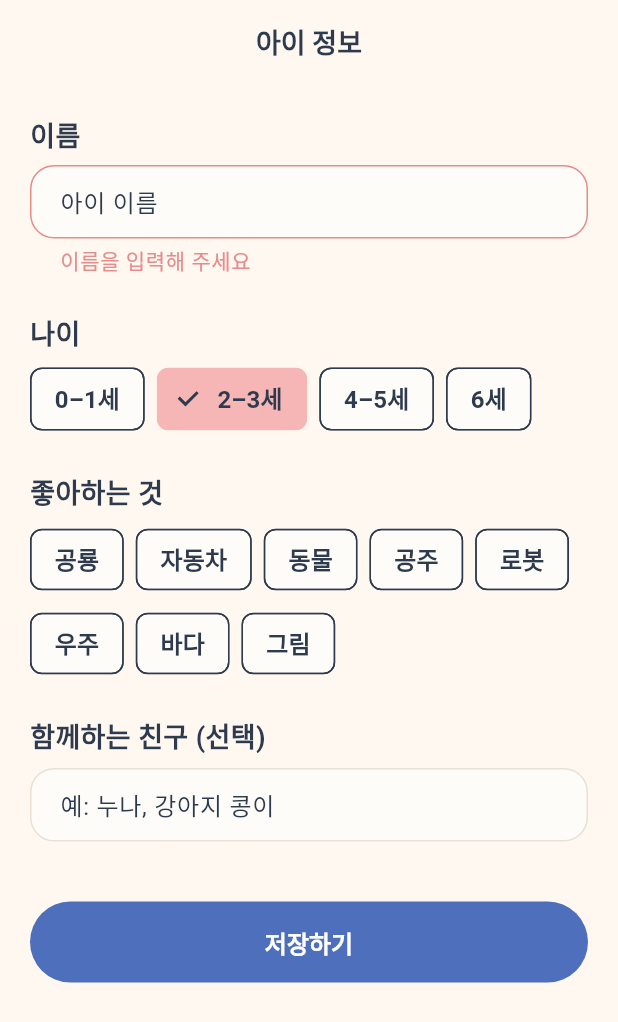
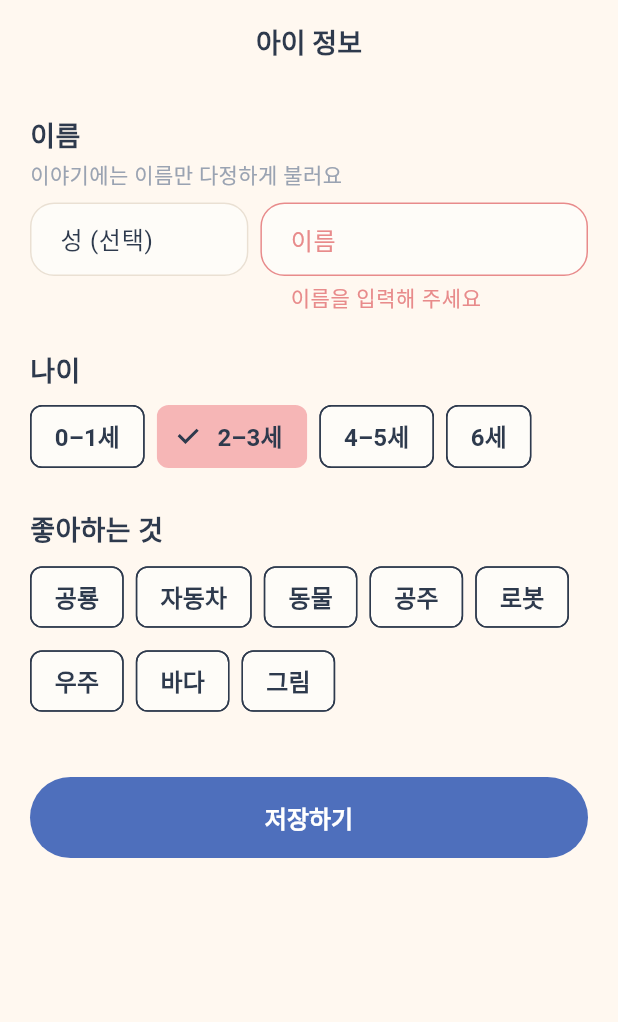
Before and after one commit to marshallku/playzy, a Flutter app: the ChildProfileScreen screen opened by its route, after a tap on "저장하기", on a phone screen of 412 x 824 dp. Shown: the top 1022 px of the screen. Run offline on Flutter 3.47's test engine with Material 3 defaults, Android fonts, the phone set to English and light mode, and no system bars; our stand-ins replace flutter_riverpod, go_router, shared_preferences; accounts and stored records are empty; Roboto replaces fonts that are missing (Pretendard).

Commit message:
Add given/family name split to child profile

```diff
--- a/app/lib/domain/child_profile.dart
+++ b/app/lib/domain/child_profile.dart
@@ -20,34 +20,47 @@ enum AgeBand {
 class ChildProfile {
   const ChildProfile({
     required this.id,
-    required this.name,
+    required this.givenName,
+    this.familyName,
     required this.ageBand,
     this.interests = const [],
     this.companionName,
   });
 
   final String id;
-  final String name;
+
+  /// The child's given name (이름) — the ONLY name used in the story so a warm
+  /// bedtime tale never addresses the child by surname.
+  final String givenName;
+
+  /// Optional family name (성). Collected but deliberately NOT used in the story.
+  final String? familyName;
+
   final AgeBand ageBand;
 
   /// Favorite things (animals, vehicles, colors…) — chip-selected.
   final List<String> interests;
 
-  /// Optional sibling/companion name to feature.
+  /// Deprecated legacy default companion. No longer edited in the UI — retained
+  /// only so the character roster can migrate it once (see [ProfileRepository]),
+  /// which avoids dropping it before the roster has read it.
   final String? companionName;
 
-  /// [clearCompanionName] clears the optional companion (passing
-  /// `companionName: null` alone cannot distinguish "unset" from "clear").
+  /// [clearCompanionName]/[clearFamilyName] clear the optional fields (passing
+  /// `null` alone cannot distinguish "unset" from "clear").
   ChildProfile copyWith({
-    String? name,
+    String? givenName,
+    String? familyName,
     AgeBand? ageBand,
     List<String>? interests,
     String? companionName,
+    bool clearFamilyName = false,
     bool clearCompanionName = false,
   }) {
     return ChildProfile(
       id: id,
-      name: name ?? this.name,
+      givenName: givenName ?? this.givenName,
+      familyName: clearFamilyName ? null : (familyName ?? this.familyName),
       ageBand: ageBand ?? this.ageBand,
       interests: interests ?? this.interests,
       companionName: clearCompanionName ? null : (companionName ?? this.companionName),
@@ -56,16 +69,23 @@ class ChildProfile {
 
   Map<String, dynamic> toJson() => {
         'id': id,
-        'name': name,
+        'givenName': givenName,
+        if (familyName != null) 'familyName': familyName,
         'ageBand': ageBand.name,
         'interests': interests,
+        // Kept (not dropped) so the roster migration can still read it (C2).
         if (companionName != null) 'companionName': companionName,
       };
 
   factory ChildProfile.fromJson(Map<String, dynamic> json) {
+    // Migration: pre-split profiles stored a single `name`; treat it as the given
+    // name verbatim (auto-splitting a surname is unreliable — e.g. "하준" is a
+    // given name, not 하 + 준). The two-field editor lets the parent correct it.
+    final given = (json['givenName'] as String?) ?? (json['name'] as String?) ?? '';
     return ChildProfile(
       id: json['id'] as String,
-      name: json['name'] as String,
+      givenName: given,
+      familyName: json['familyName'] as String?,
       ageBand: AgeBand.values.byName(json['ageBand'] as String),
       interests: (json['interests'] as List<dynamic>? ?? const [])
           .map((e) => e as String)
@@ -82,13 +102,15 @@ class ChildProfile {
   bool operator ==(Object other) =>
       other is ChildProfile &&
       other.id == id &&
-      other.name == name &&
+      other.givenName == givenName &&
+      other.familyName == familyName &&
       other.ageBand == ageBand &&
       other.companionName == companionName &&
       _listEq(other.interests, interests);
 
   @override
-  int get hashCode => Object.hash(id, name, ageBand, companionName, Object.hashAll(interests));
+  int get hashCode =>
+      Object.hash(id, givenName, familyName, ageBand, companionName, Object.hashAll(interests));
 }
 
 bool _listEq(List<String> a, List<String> b) {
--- a/app/lib/features/child_profile/child_profile_screen.dart
+++ b/app/lib/features/child_profile/child_profile_screen.dart
@@ -20,40 +20,46 @@ class ChildProfileScreen extends ConsumerStatefulWidget {
 
 class _ChildProfileScreenState extends ConsumerState<ChildProfileScreen> {
   final _formKey = GlobalKey<FormState>();
-  final _nameController = TextEditingController();
-  final _companionController = TextEditingController();
+  final _familyNameController = TextEditingController();
+  final _givenNameController = TextEditingController();
   AgeBand _ageBand = AgeBand.toddler;
   final Set<String> _interests = {};
   bool _hydrated = false;
 
   @override
   void dispose() {
-    _nameController.dispose();
-    _companionController.dispose();
+    _familyNameController.dispose();
+    _givenNameController.dispose();
     super.dispose();
   }
 
   void _hydrate(ChildProfile profile) {
     if (_hydrated) return;
     _hydrated = true;
-    _nameController.text = profile.name;
-    _companionController.text = profile.companionName ?? '';
+    _familyNameController.text = profile.familyName ?? '';
+    _givenNameController.text = profile.givenName;
     _ageBand = profile.ageBand;
     _interests.addAll(profile.interests);
   }
 
   Future<void> _save() async {
     if (!_formKey.currentState!.validate()) return;
-    final existing = ref.read(profileControllerProvider).valueOrNull;
-    final companion = _companionController.text.trim();
+    final family = _familyNameController.text.trim();
+    try {
+      // Await the AUTHORITATIVE existing profile (not valueOrNull) so a save
+      // fired before load completes can't drop the legacy companionName the
+      // roster still needs to migrate (codex C2/C1).
+      final existing = await ref.read(profileControllerProvider.future);
       final profile = ChildProfile(
         id: existing?.id ?? 'child-1',
-      name: _nameController.text.trim(),
+        givenName: _givenNameController.text.trim(),
+        familyName: family.isEmpty ? null : family,
         ageBand: _ageBand,
         interests: _interests.toList(),
-      companionName: companion.isEmpty ? null : companion,
+        // Preserve the legacy companion so the roster migration can still read it
+        // (it's no longer edited here — it lives in the character roster now).
+        companionName: existing?.companionName,
       );
-    try {
       await ref.read(profileControllerProvider.notifier).save(profile);
       if (mounted && context.canPop()) context.pop();
     } catch (_) {
@@ -83,13 +89,35 @@ class _ChildProfileScreenState extends ConsumerState<ChildProfileScreen> {
             padding: const EdgeInsets.all(AppSpacing.screenEdge),
             children: [
               Text('이름', style: AppTypography.h3.copyWith(color: colors.textPrimary)),
+              const SizedBox(height: AppSpacing.xs),
+              Text('이야기에는 이름만 다정하게 불러요',
+                  style: AppTypography.bodySm.copyWith(color: colors.textTertiary)),
               const SizedBox(height: AppSpacing.sm),
-              TextFormField(
-                controller: _nameController,
-                decoration: const InputDecoration(hintText: '아이 이름'),
+              Row(
+                crossAxisAlignment: CrossAxisAlignment.start,
+                children: [
+                  Expanded(
+                    flex: 2,
+                    child: TextFormField(
+                      controller: _familyNameController,
+                      decoration: const InputDecoration(
+                          labelText: '성 (선택)', hintText: '예: 김'),
+                      textInputAction: TextInputAction.next,
+                    ),
+                  ),
+                  const SizedBox(width: AppSpacing.sm),
+                  Expanded(
+                    flex: 3,
+                    child: TextFormField(
+                      controller: _givenNameController,
+                      decoration: const InputDecoration(
+                          labelText: '이름', hintText: '예: 하준'),
                       textInputAction: TextInputAction.next,
                       validator: (v) =>
                           (v == null || v.trim().isEmpty) ? '이름을 입력해 주세요' : null,
+                    ),
+                  ),
+                ],
               ),
               const SizedBox(height: AppSpacing.xxl),
               Text('나이', style: AppTypography.h3.copyWith(color: colors.textPrimary)),
@@ -122,14 +150,6 @@ class _ChildProfileScreenState extends ConsumerState<ChildProfileScreen> {
                     ),
                 ],
               ),
-              const SizedBox(height: AppSpacing.xxl),
-              Text('함께하는 친구 (선택)',
-                  style: AppTypography.h3.copyWith(color: colors.textPrimary)),
-              const SizedBox(height: AppSpacing.sm),
-              TextFormField(
-                controller: _companionController,
-                decoration: const InputDecoration(hintText: '예: 누나, 강아지 콩이'),
-              ),
               const SizedBox(height: AppSpacing.x4l),
               PrimaryButton(label: '저장하기', onPressed: _save),
             ],
--- a/app/lib/features/home/home_screen.dart
+++ b/app/lib/features/home/home_screen.dart
@@ -88,7 +88,7 @@ class _Greeting extends StatelessWidget {
     return Column(
       crossAxisAlignment: CrossAxisAlignment.start,
       children: [
-        Text('${child.name}의 밤',
+        Text('${child.givenName}의 밤',
             style: AppTypography.display.copyWith(color: colors.primary)),
         const SizedBox(height: AppSpacing.sm),
         Text('오늘은 어떤 이야기를 들려줄까요?',
--- a/app/lib/features/story/story_options_screen.dart
+++ b/app/lib/features/story/story_options_screen.dart
@@ -76,7 +76,7 @@ class _StoryOptionsScreenState extends ConsumerState<StoryOptionsScreen> {
         .where((c) => c.name.isNotEmpty)
         .toList();
     final request = StoryRequest(
-      childName: profile.name,
+      childName: profile.givenName,
       ageBand: profile.ageBand.name,
       situationIds: widget.situationIds,
       interests: profile.interests,
```
Also changed, not shown: 5 other files. Lines whose indentation alone changed are shown as unchanged.
